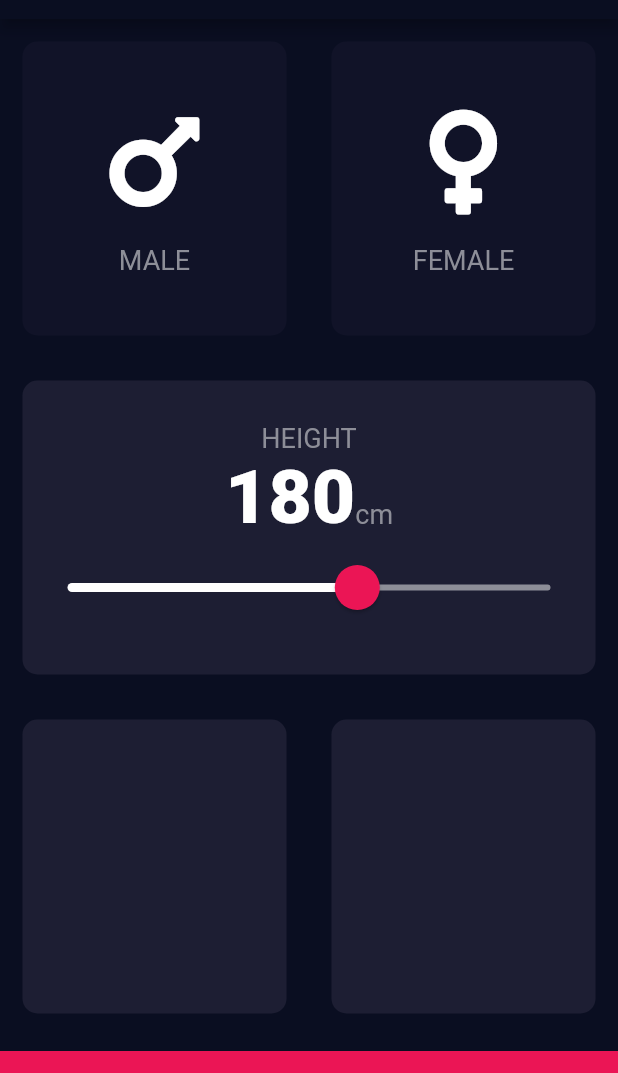
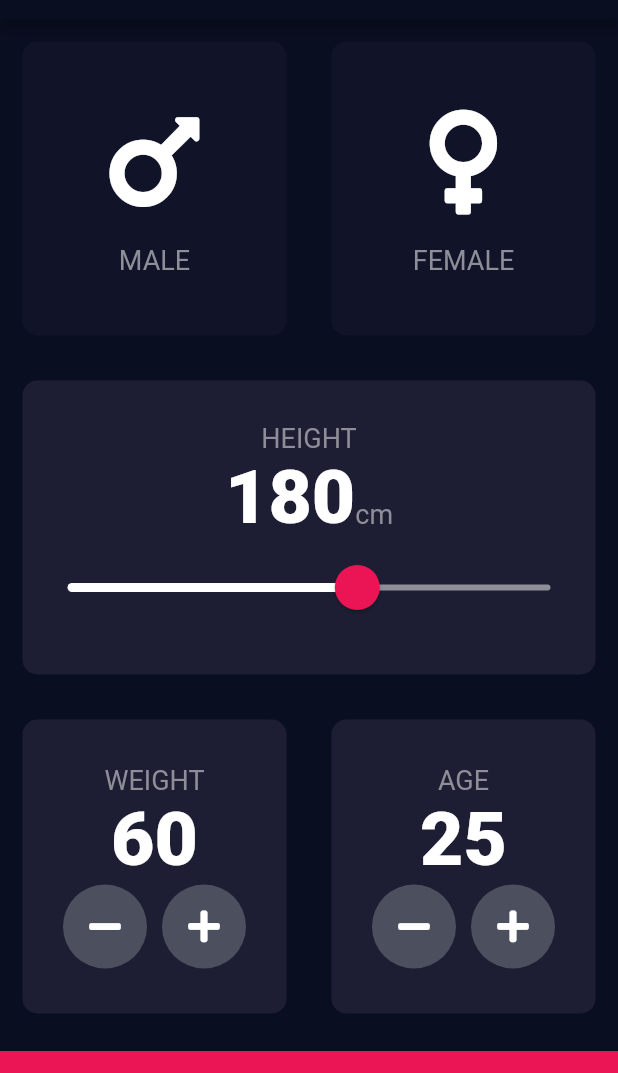
Before and after one commit to HarmanSran/clothing, a Flutter app: the screen it shows after launch, on a phone screen of 412 x 824 dp, the part 65-1138 px from its top. Run offline on Flutter 3.47's test engine with Material 2 defaults, Android fonts, the light colour scheme and no system bars; our stand-ins replace audioplayers, font_awesome_flutter, rflutter_alert.

Commit message:
complete cards

```diff
--- a/bmi-calc/lib/constants.dart
+++ b/bmi-calc/lib/constants.dart
@@ -6,9 +6,13 @@
   fontSize: 18.0,
   color: Color(0xFF8D8E98),
 );
-const kLabelTextStyleLarge = TextStyle(
+const kNumberTextStyle = TextStyle(
   fontSize: 50.0,
   fontWeight: FontWeight.w900,
 );
 const kMinHeight = 120.0;
 const kMaxHeight = 220.0;
+const kMinWeight = 30.0;
+const kMaxWeight = 200.0;
+const kMinAge = 17.0;
+const kMaxAge = 90.0;
--- a/bmi-calc/lib/input_page.dart
+++ b/bmi-calc/lib/input_page.dart
@@ -18,6 +18,8 @@
 class _InputPageState extends State<InputPage> {
   Gender activeGender;
   int height = 180;
+  int weight = 60;
+  int age = 25;
 
   @override
   Widget build(BuildContext context) {
@@ -28,6 +30,7 @@
       body: Column(
         crossAxisAlignment: CrossAxisAlignment.stretch,
         children: [
+          // Gender Cards
           Expanded(
             child: Row(
               children: [
@@ -66,6 +69,7 @@
               ],
             ),
           ),
+          // Height Card
           Expanded(
             child: ReusableCard(
               colour: kActiveCardColour,
@@ -83,7 +87,7 @@
                       children: [
                         Text(
                           height.toString(),
-                          style: kLabelTextStyleLarge,
+                          style: kNumberTextStyle,
                         ),
                         Text(
                           'cm',
@@ -115,18 +119,95 @@
                   ]),
             ),
           ),
+          // Weight and Age Cards
           Expanded(
             child: Row(
               children: [
                 Expanded(
                   child: ReusableCard(
-                    colour: kActiveCardColour,
-                  ),
+                      colour: kActiveCardColour,
+                      cardChild: Column(
+                        mainAxisAlignment: MainAxisAlignment.center,
+                        children: [
+                          Text(
+                            'WEIGHT',
+                            style: kLabelTextStyle,
+                          ),
+                          Text(
+                            weight.toString(),
+                            style: kNumberTextStyle,
+                          ),
+                          Row(
+                            mainAxisAlignment: MainAxisAlignment.center,
+                            children: [
+                              RoundIconButton(
+                                icon: FontAwesomeIcons.minus,
+                                onPressed: () {
+                                  if (weight > kMinWeight) {
+                                    setState(() {
+                                      weight--;
+                                    });
+                                  }
+                                },
+                              ),
+                              SizedBox(width: 10),
+                              RoundIconButton(
+                                icon: FontAwesomeIcons.plus,
+                                onPressed: () {
+                                  if (weight < kMaxWeight) {
+                                    setState(() {
+                                      weight++;
+                                    });
+                                  }
+                                },
+                              ),
+                            ],
+                          )
+                        ],
+                      )),
                 ),
                 Expanded(
                   child: ReusableCard(
-                    colour: kActiveCardColour,
-                  ),
+                      colour: kActiveCardColour,
+                      cardChild: Column(
+                        mainAxisAlignment: MainAxisAlignment.center,
+                        children: [
+                          Text(
+                            'AGE',
+                            style: kLabelTextStyle,
+                          ),
+                          Text(
+                            age.toString(),
+                            style: kNumberTextStyle,
+                          ),
+                          Row(
+                            mainAxisAlignment: MainAxisAlignment.center,
+                            children: [
+                              RoundIconButton(
+                                icon: FontAwesomeIcons.minus,
+                                onPressed: () {
+                                  if (age > kMinAge) {
+                                    setState(() {
+                                      age--;
+                                    });
+                                  }
+                                },
+                              ),
+                              SizedBox(width: 10),
+                              RoundIconButton(
+                                icon: FontAwesomeIcons.plus,
+                                onPressed: () {
+                                  if (age < kMaxAge) {
+                                    setState(() {
+                                      age++;
+                                    });
+                                  }
+                                },
+                              ),
+                            ],
+                          )
+                        ],
+                      )),
                 ),
               ],
             ),
@@ -142,3 +223,28 @@
     );
   }
 }
+
+class RoundIconButton extends StatelessWidget {
+  RoundIconButton({
+    @required this.icon,
+    @required this.onPressed,
+  });
+
+  final IconData icon;
+  final Function onPressed;
+
+  @override
+  Widget build(BuildContext context) {
+    return RawMaterialButton(
+      child: Icon(icon),
+      onPressed: onPressed,
+      elevation: 0.0,
+      constraints: BoxConstraints.tightFor(
+        width: 56.0,
+        height: 56.0,
+      ),
+      shape: CircleBorder(),
+      fillColor: Color(0xFF4C4F5E),
+    );
+  }
+}
```
